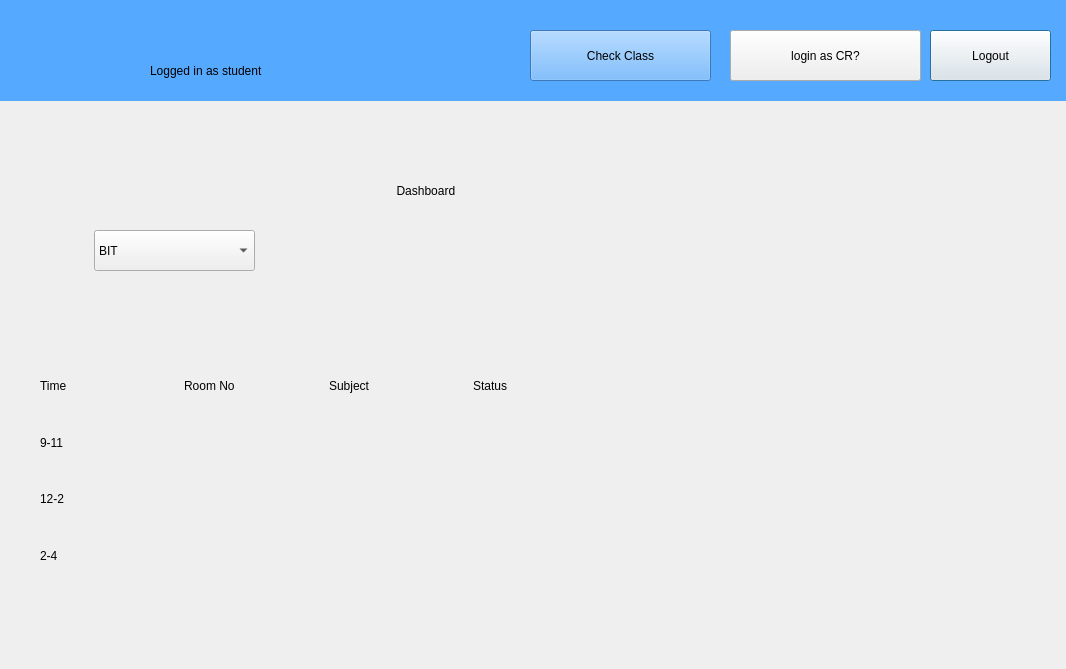
Before: the Qt Designer form studentdash.ui in prazzx/Kakshya, drawn with Qt 5.
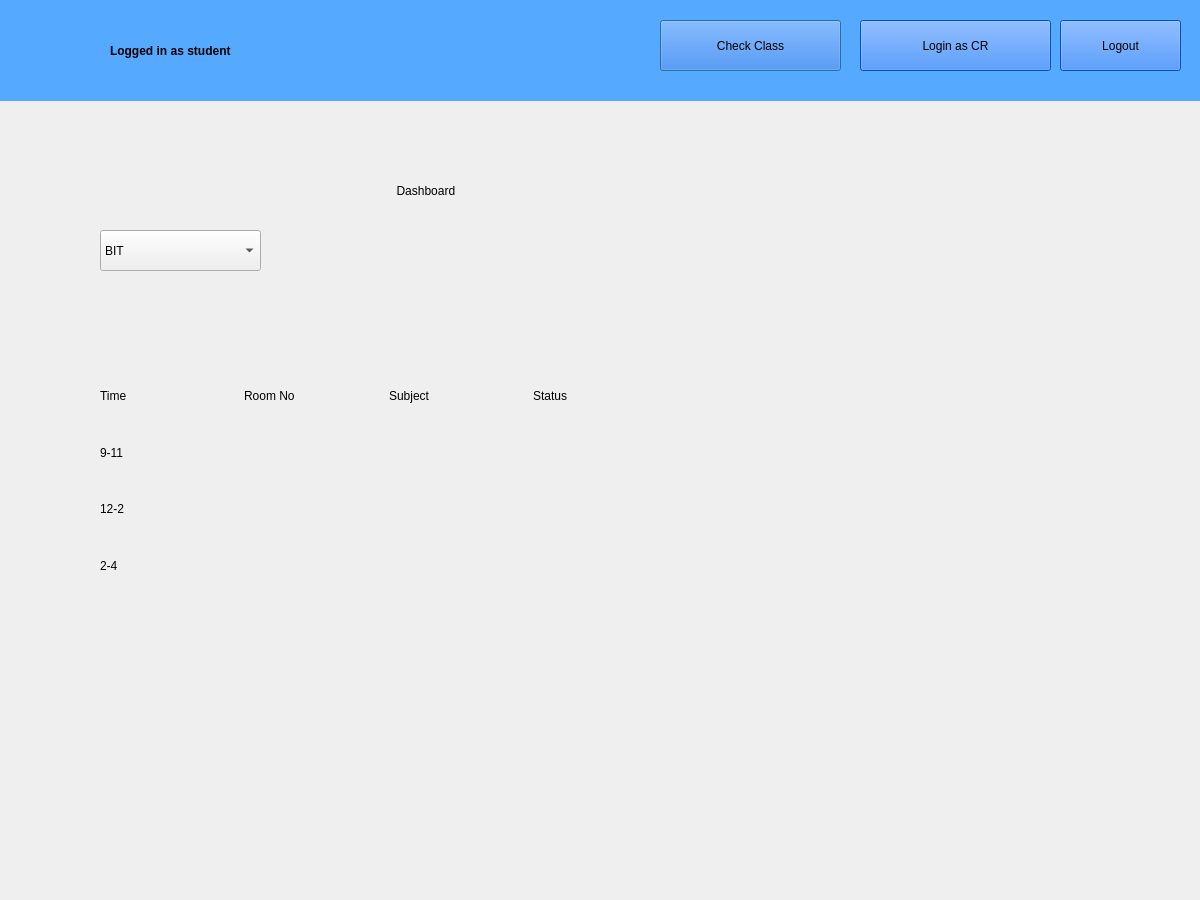
After: the same form once the commit is applied.

What changed in the file:
```diff
--- a/studentdash.ui
+++ b/studentdash.ui
@@ -6,35 +6,25 @@
    <rect>
     <x>0</x>
     <y>0</y>
-    <width>1066</width>
-    <height>669</height>
+    <width>1200</width>
+    <height>900</height>
    </rect>
   </property>
   <property name="windowTitle">
    <string>Dialog</string>
   </property>
-  <widget class="QLabel" name="label_2">
-   <property name="geometry">
-    <rect>
-     <x>150</x>
-     <y>30</y>
-     <width>221</width>
-     <height>81</height>
-    </rect>
-   </property>
-   <property name="text">
-    <string>Logged in as student</string>
-   </property>
-  </widget>
   <widget class="QLabel" name="labelTime">
    <property name="geometry">
     <rect>
      <x>830</x>
-     <y>130</y>
+     <y>150</y>
      <width>191</width>
      <height>81</height>
     </rect>
    </property>
+   <property name="styleSheet">
+    <string notr="true">color: rgb(0, 0, 0);</string>
+   </property>
    <property name="text">
     <string/>
    </property>
@@ -55,8 +45,8 @@
   <widget class="QWidget" name="gridLayoutWidget">
    <property name="geometry">
     <rect>
-     <x>40</x>
-     <y>360</y>
+     <x>100</x>
+     <y>370</y>
      <width>571</width>
      <height>221</height>
     </rect>
@@ -206,30 +196,20 @@
     </item>
    </layout>
   </widget>
-  <widget class="QPushButton" name="pushButton_2">
-   <property name="geometry">
-    <rect>
-     <x>930</x>
-     <y>30</y>
-     <width>121</width>
-     <height>51</height>
-    </rect>
-   </property>
-   <property name="text">
-    <string>Logout</string>
-   </property>
-  </widget>
   <widget class="QComboBox" name="comboBoxSelect">
    <property name="geometry">
     <rect>
-     <x>94</x>
+     <x>100</x>
      <y>230</y>
      <width>161</width>
      <height>41</height>
     </rect>
    </property>
    <property name="styleSheet">
-    <string notr="true">font: 12pt &quot;Arial&quot;;</string>
+    <string notr="true">color: black; 
+font: 700 10pt &quot;Arial&quot;;
+
+</string>
    </property>
    <item>
     <property name="text">
@@ -247,32 +227,6 @@
     </property>
    </item>
   </widget>
-  <widget class="QLabel" name="logo">
-   <property name="geometry">
-    <rect>
-     <x>0</x>
-     <y>30</y>
-     <width>141</width>
-     <height>91</height>
-    </rect>
-   </property>
-   <property name="text">
-    <string/>
-   </property>
-  </widget>
-  <widget class="QPushButton" name="pushButtonUpload">
-   <property name="geometry">
-    <rect>
-     <x>730</x>
-     <y>30</y>
-     <width>191</width>
-     <height>51</height>
-    </rect>
-   </property>
-   <property name="text">
-    <string>login as CR?</string>
-   </property>
-  </widget>
   <widget class="QWidget" name="s" native="true">
    <property name="geometry">
     <rect>
@@ -297,16 +251,86 @@
    <widget class="QPushButton" name="pushCheck">
     <property name="geometry">
      <rect>
-      <x>530</x>
-      <y>30</y>
+      <x>660</x>
+      <y>20</y>
       <width>181</width>
       <height>51</height>
      </rect>
     </property>
+    <property name="styleSheet">
+     <string notr="true">background-color: rgb(13, 110, 253);</string>
+    </property>
     <property name="text">
      <string>Check Class</string>
     </property>
    </widget>
+   <widget class="QLabel" name="label_2">
+    <property name="geometry">
+     <rect>
+      <x>110</x>
+      <y>10</y>
+      <width>221</width>
+      <height>81</height>
+     </rect>
+    </property>
+    <property name="styleSheet">
+     <string notr="true">font:bold;
+color: rgb(0, 0, 0);</string>
+    </property>
+    <property name="text">
+     <string>Logged in as student</string>
+    </property>
+   </widget>
+   <widget class="QLabel" name="logo">
+    <property name="geometry">
+     <rect>
+      <x>10</x>
+      <y>0</y>
+      <width>141</width>
+      <height>91</height>
+     </rect>
+    </property>
+    <property name="text">
+     <string/>
+    </property>
+   </widget>
+   <widget class="QPushButton" name="pushButton_2">
+    <property name="geometry">
+     <rect>
+      <x>1060</x>
+      <y>20</y>
+      <width>121</width>
+      <height>51</height>
+     </rect>
+    </property>
+    <property name="styleSheet">
+     <string notr="true">background-color: rgb(13, 110, 253);</string>
+    </property>
+    <property name="text">
+     <string>Logout</string>
+    </property>
+   </widget>
+   <widget class="QPushButton" name="pushButtonUpload">
+    <property name="geometry">
+     <rect>
+      <x>860</x>
+      <y>20</y>
+      <width>191</width>
+      <height>51</height>
+     </rect>
+    </property>
+    <property name="styleSheet">
+     <string notr="true">background-color: rgb(13, 110, 253);</string>
+    </property>
+    <property name="text">
+     <string>Login as CR</string>
+    </property>
+   </widget>
+   <zorder>pushCheck</zorder>
+   <zorder>logo</zorder>
+   <zorder>pushButton_2</zorder>
+   <zorder>pushButtonUpload</zorder>
+   <zorder>label_2</zorder>
   </widget>
   <zorder>s</zorder>
   <zorder>label_2</zorder>
```
Left out of the diff: 9 changed lines with no effect on the pictures.
